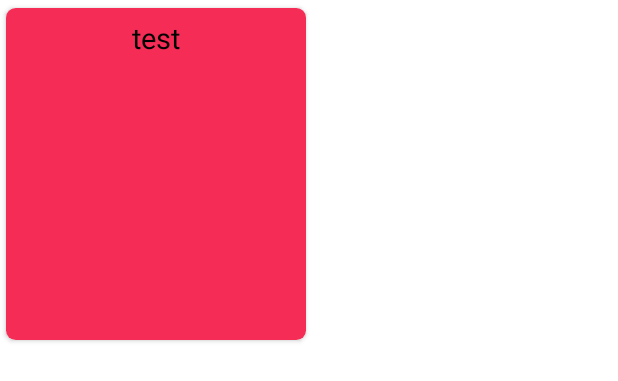
After one commit to bella-cd/food_app, an Android app: the layout meal_item.xml on its own in the app's theme, with its tools: preview values and no code run, on a phone screen of 412 x 824 dp. The commit adds this screen. Shown: the top 381 px of the screen. Run offline under Robolectric (Android 15) with nearby library versions, the phone set to English and light mode, and no system bars.

Commit message:
-added CardView layout for displaying a meal item and ConstraintLayout for organizing ImageView and TextView. -added ImageView for displaying the meal image and a TextView for displaying the meal name. -Added a new class in the adapter folder called "CategoryMealAdapter" for displaying meals in a RecyclerView. -In the file "CategoryMealAdapter" we added List to store the meals,   ViewHolder class for holding the view components, Create the ViewHolder and  Bind the data to the ViewHolder - Initializes the CategoryMealAdapter and sets it as the adapter for the RecyclerView and Configures the RecyclerView with a GridLayoutManager for a two-column display.

```diff
--- /dev/null
+++ b/app/src/main/res/layout/meal_item.xml
@@ -0,0 +1,43 @@
+<?xml version="1.0" encoding="utf-8"?>
+
+<!-- CardView layout for displaying a meal item -->
+<androidx.cardview.widget.CardView xmlns:android="http://schemas.android.com/apk/res/android"
+    android:layout_width="@dimen/_160sdp"
+    android:layout_height="wrap_content"
+    xmlns:app="http://schemas.android.com/apk/res-auto"
+    app:cardCornerRadius="@dimen/_5sdp"
+    app:cardUseCompatPadding="true"
+    android:elevation="@dimen/_2sdp">
+
+    <!-- ConstraintLayout for organizing ImageView and TextView -->
+    <androidx.constraintlayout.widget.ConstraintLayout
+        android:layout_width="match_parent"
+        android:layout_height="match_parent">
+
+        <!-- ImageView for displaying the meal image -->
+<ImageView
+    android:id="@+id/img_meal"
+    android:layout_width="match_parent"
+    android:layout_height="@dimen/_170sdp"
+    android:scaleType="centerCrop"
+    app:layout_constraintStart_toStartOf="parent"
+    app:layout_constraintEnd_toEndOf="parent"
+    app:layout_constraintTop_toTopOf="parent"
+
+    android:src="@color/accent" />
+
+        <!-- TextView for displaying the meal name -->
+    <TextView
+        android:id="@+id/tv_meal_name"
+        android:layout_width="wrap_content"
+        android:layout_height="wrap_content"
+        android:textSize="@dimen/_15ssp"
+        android:textColor="@color/black"
+        app:layout_constraintStart_toStartOf="@id/img_meal"
+        app:layout_constraintEnd_toEndOf="@id/img_meal"
+        app:layout_constraintTop_toTopOf="@id/img_meal"
+        android:layout_margin="@dimen/_5sdp"
+        android:text="test"/>
+
+    </androidx.constraintlayout.widget.ConstraintLayout>
+</androidx.cardview.widget.CardView>
```
Also changed, not shown: app/src/main/java/pt/ipg/food_app/activities/CategoryMealsActivity.kt (+23 -3 lines), app/src/main/java/pt/ipg/food_app/adapters/CategoryMealAdapter.kt (added, +45 -0 lines).
